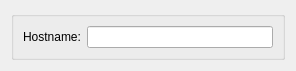
First picture: the form in kobby/dialogs/networksettingswidget.ui, repository KDE/kte-collaborative, before the edit.
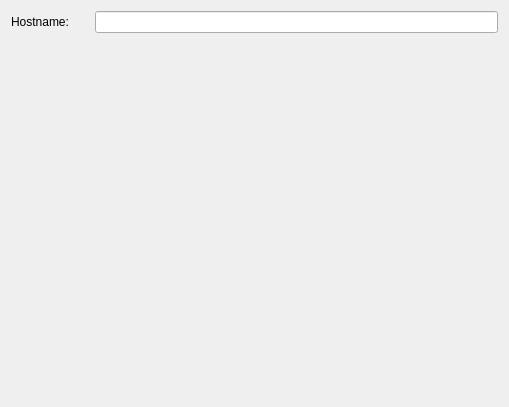
Second picture: the form after the edit.

Diff of the .ui file:
```diff
--- a/kobby/dialogs/networksettingswidget.ui
+++ b/kobby/dialogs/networksettingswidget.ui
@@ -1,40 +1,31 @@
 <ui version="4.0" >
  <class>NetworkSettingsWidget</class>
- <widget class="QWidget" name="NetworkSettingsWidget" >
-  <property name="geometry" >
+ <widget class="QWidget" name="NetworkSettingsWidget">
+  <property name="geometry">
    <rect>
     <x>0</x>
     <y>0</y>
-    <width>296</width>
-    <height>59</height>
+    <width>509</width>
+    <height>407</height>
    </rect>
   </property>
   <property name="windowTitle" >
    <string>Form</string>
   </property>
-  <layout class="QGridLayout" name="gridLayout_2" >
-   <item row="0" column="0" >
-    <widget class="QGroupBox" name="groupBox" >
-     <property name="title" >
-      <string/>
+  <layout class="QGridLayout" name="gridLayout">
+   <item row="0" column="0">
+    <widget class="QLabel" name="hostnameLabel">
+     <property name="text">
+      <string>Hostname:</string>
      </property>
-     <layout class="QGridLayout" name="gridLayout" >
-      <item row="0" column="0" >
-       <widget class="QLabel" name="hostnameLabel" >
-        <property name="text" >
-         <string>Hostname:</string>
-        </property>
-       </widget>
-      </item>
-      <item row="0" column="1" >
-       <widget class="QLineEdit" name="kcfg_HostName" />
-      </item>
-     </layout>
     </widget>
    </item>
-   <item row="1" column="0" >
-    <spacer name="verticalSpacer" >
-     <property name="orientation" >
+   <item row="0" column="2">
+    <widget class="QLineEdit" name="kcfg_HostName"/>
+   </item>
+   <item row="1" column="1">
+    <spacer name="verticalSpacer">
+     <property name="orientation">
       <enum>Qt::Vertical</enum>
      </property>
      <property name="sizeHint" stdset="0" >
```
Left out of the diff: 7 changed lines with no effect on the pictures.
